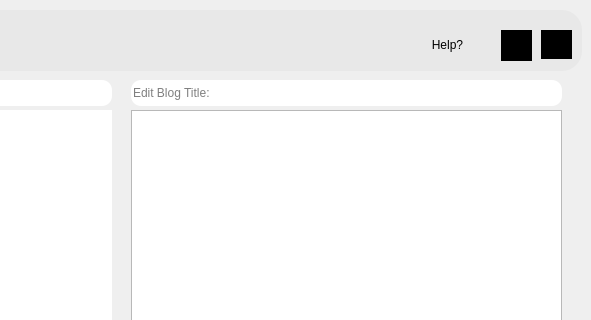
Old version of the form ui/HydrationPage.ui in the repository xbinh47/PTA_TungNam_DaiKhang; both pictures show x 409 to 1000 and y 0 to 320 of the 1000 by 600 pixel window.
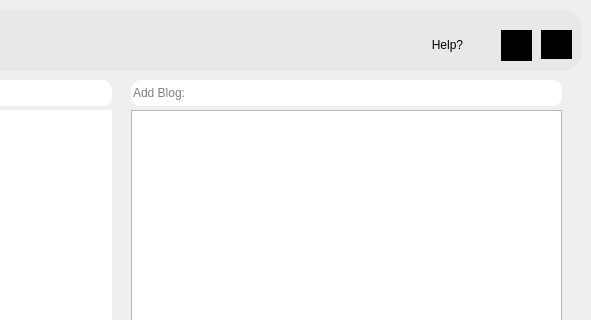
New version of the form. Icons and pictures are not drawn.

The edit to the form file:
```diff
--- a/ui/HydrationPage.ui
+++ b/ui/HydrationPage.ui
@@ -321,7 +321,7 @@
       <string notr="true">border-radius:10px</string>
      </property>
      <property name="placeholderText">
-      <string>Edit Blog Title:</string>
+      <string>Add Blog:</string>
      </property>
     </widget>
     <widget class="QTextEdit" name="BlogEdit">
```
